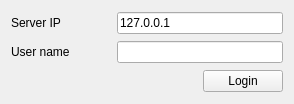
The window that Qt/00_ChatClient/loginwidget.ui (myeonghh/lms4_Study) describes before a commit, drawn with Qt 5.
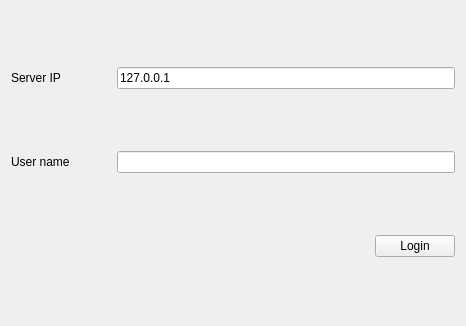
The same window after the commit.

What changed in the file:
```diff
--- a/Qt/00_ChatClient/loginwidget.ui
+++ b/Qt/00_ChatClient/loginwidget.ui
@@ -6,8 +6,8 @@
    <rect>
     <x>0</x>
     <y>0</y>
-    <width>294</width>
-    <height>104</height>
+    <width>466</width>
+    <height>326</height>
    </rect>
   </property>
   <property name="windowTitle">
```
Left out of the diff: 2 changed lines with no effect on the pictures.
